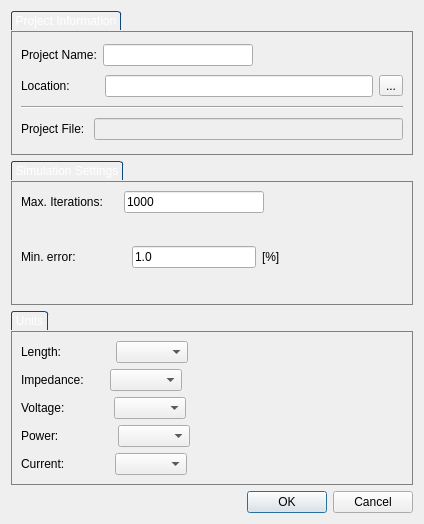
Before: the Qt Designer form src/window/projectproperties.ui in raulhuatuco/QuickFlow, drawn with Qt 5.
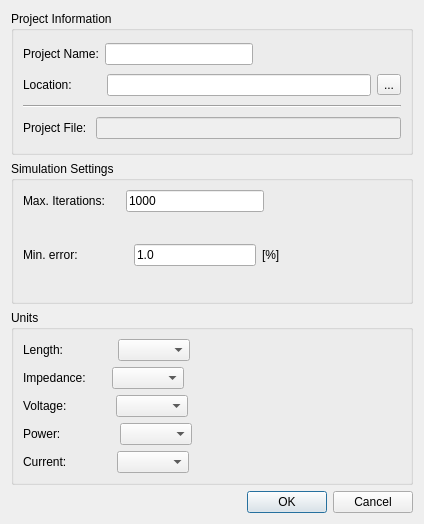
After: the same form once the commit is applied. Icons and pictures are not drawn.

Patch:
```diff
--- a/src/window/projectproperties.ui
+++ b/src/window/projectproperties.ui
@@ -21,23 +21,7 @@
    <item>
     <widget class="QGroupBox" name="groupBox">
      <property name="styleSheet">
-      <string notr="true">QGroupBox {
-border: 1px solid gray;
-margin-top: 20px;
-}
-
-QGroupBox::title
-{
-    subcontrol-origin: margin;	
-    border-top-left-radius: 3px;
-    border-top-right-radius: 3px;
-    border: 1px solid #0b477b;
-    border-bottom: none;
-    background-color: qlineargradient(x1: 0, y1: 0, x2: 0, y2: 1,
-        stop: 0 #001520, stop: 1 #000809);
-    padding: 2 2px;
-    color: white;   
-}</string>
+      <string notr="true"/>
      </property>
      <property name="title">
       <string>Project Information</string>
@@ -138,23 +122,7 @@
    <item>
     <widget class="QGroupBox" name="groupBox_2">
      <property name="styleSheet">
-      <string notr="true">QGroupBox {
-border: 1px solid gray;
-margin-top: 20px;
-}
-
-QGroupBox::title
-{
-    subcontrol-origin: margin;	
-    border-top-left-radius: 3px;
-    border-top-right-radius: 3px;
-    border: 1px solid #0b477b;
-    border-bottom: none;
-    background-color: qlineargradient(x1: 0, y1: 0, x2: 0, y2: 1,
-        stop: 0 #001520, stop: 1 #000809);
-    padding: 2 2px;
-    color: white;   
-}</string>
+      <string notr="true"/>
      </property>
      <property name="title">
       <string>Simulation Settings</string>
@@ -267,23 +235,7 @@
    <item>
     <widget class="QGroupBox" name="groupBox_3">
      <property name="styleSheet">
-      <string notr="true">QGroupBox {
-border: 1px solid gray;
-margin-top: 20px;
-}
-
-QGroupBox::title
-{
-    subcontrol-origin: margin;	
-    border-top-left-radius: 3px;
-    border-top-right-radius: 3px;
-    border: 1px solid #0b477b;
-    border-bottom: none;
-    background-color: qlineargradient(x1: 0, y1: 0, x2: 0, y2: 1,
-        stop: 0 #001520, stop: 1 #000809);
-    padding: 2 2px;
-    color: white;   
-}</string>
+      <string notr="true"/>
      </property>
      <property name="title">
       <string>Units</string>
```
